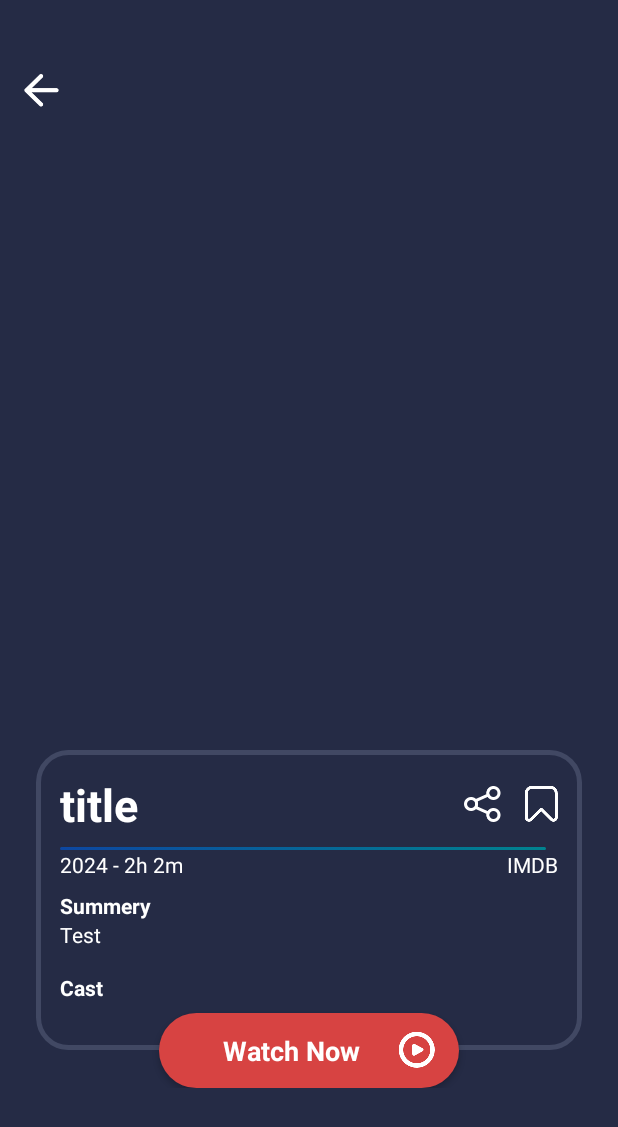
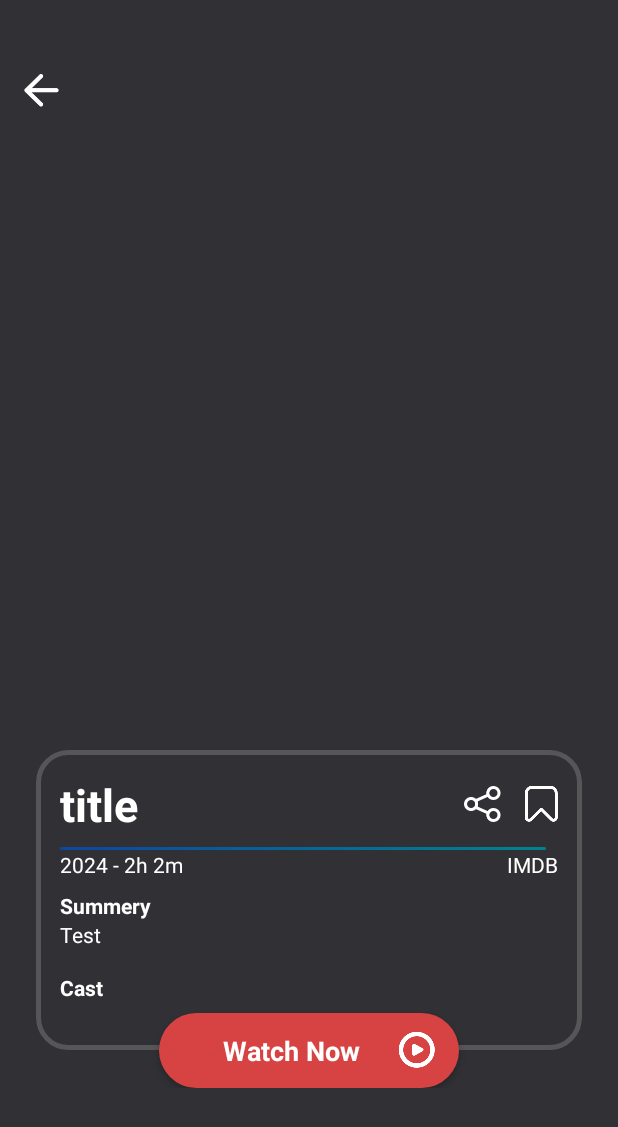
Before and after one commit to theanh2301/CinemaApp, an Android app: the DetailActivity screen opened directly, with no data from a screen before it, on a phone screen of 412 x 824 dp. Shown: the top 1127 px of the screen. Run offline under Robolectric (Android 15) with nearby library versions, the phone set to English and light mode, and no system bars; libraries missing offline, so code that uses them is left out: eightbitlab.com.blurview; plain views replace BlurView; 8 statements that could not run were skipped.

Commit message:
update file

```diff
--- a/app/src/main/res/values/colors.xml
+++ b/app/src/main/res/values/colors.xml
@@ -7,8 +7,8 @@
     <color name="textDescription">#686868</color>
     <color name="lightGrey">#EAEAEA</color>
     <color name="white">#FFFFFF</color>
-    <color name="main_color">#252B45</color>
-    <color name="dark_blue">#414863</color>
+    <color name="main_color">#313135</color>
+    <color name="dark_blue">#565659</color>
     <color name="red">#D74342</color>
     <color name="black">#000000</color>
     <color name="grey">#d2d2d2</color>
```
